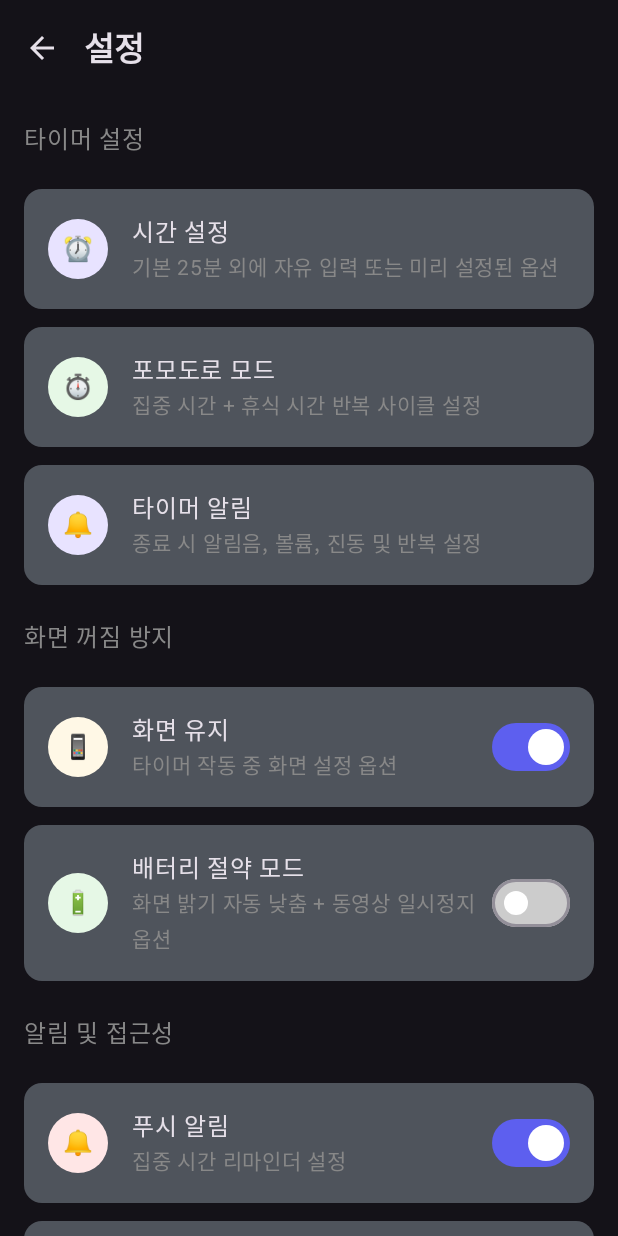
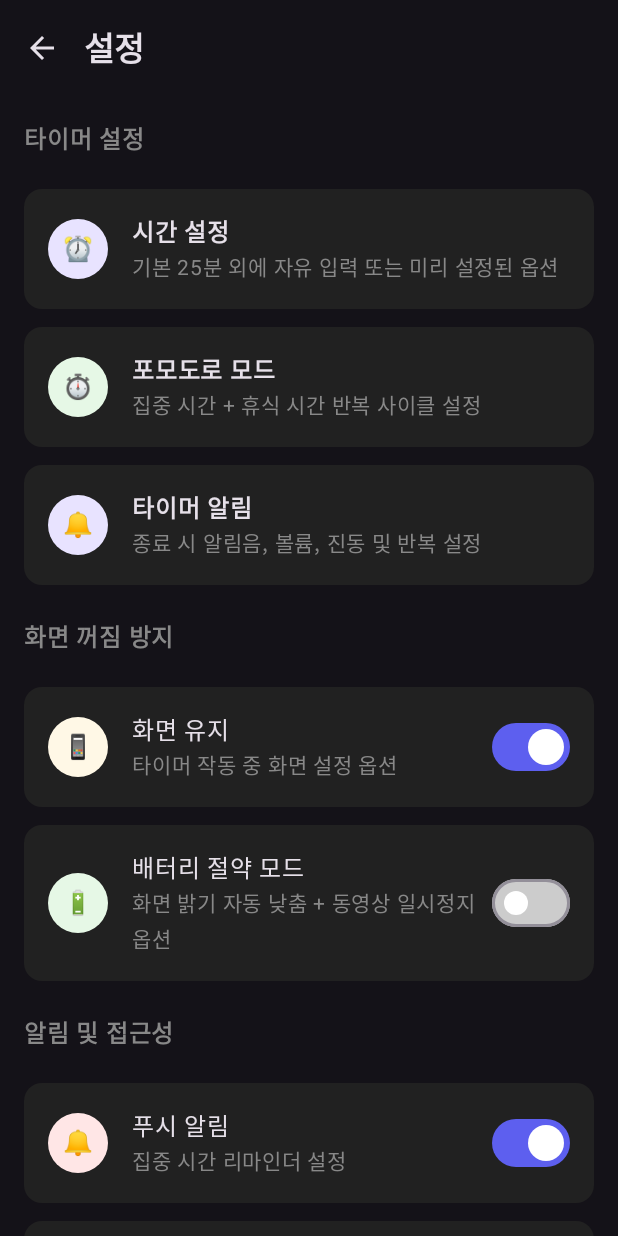
Before and after one commit to dlwngud/PomoSound, an Android app built with Jetpack Compose: the SettingScreen screen opened through its navigation route, on a phone screen of 412 x 824 dp. Run offline under Robolectric (Android 15) with nearby library versions, the phone set to English and light mode, and no system bars; our stand-ins replace Dagger/Hilt's generated code.

Commit message:
[feat] 설정화면 iconBackgroundColor 변경

```diff
--- a/app/src/main/java/com/wngud/pomosound/ui/presentation/setting/SettingScreen.kt
+++ b/app/src/main/java/com/wngud/pomosound/ui/presentation/setting/SettingScreen.kt
@@ -24,7 +24,7 @@ import androidx.compose.ui.tooling.preview.Preview
 import androidx.compose.ui.unit.dp
 import androidx.compose.ui.unit.sp
 
-val iconBackgroundColor = Color(0xFF4F545C)
+val iconBackgroundColor = Color(0xFF212121)
 
 @Composable
 fun SettingScreen(
@@ -201,6 +201,7 @@ fun SectionHeader(title: String) {
     Text(
         text = title,
         fontSize = 16.sp,
+        fontWeight = FontWeight.Bold,
         color = Color.Gray,
         modifier = Modifier.padding(vertical = 16.dp)
     )
@@ -256,7 +257,7 @@ fun SettingItem(
                 Text(
                     text = title,
                     fontSize = 16.sp,
-                    fontWeight = FontWeight.Medium
+                    fontWeight = FontWeight.Bold
                 )
                 Text(
                     text = description,
```
